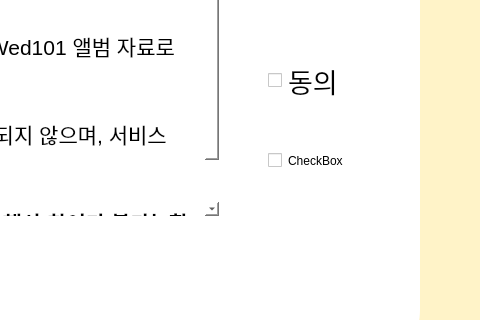
2diotodo/wedding101, file IoT/Jinuk/GUI/QT_screens_UI/mainwindow.ui: the form before one commit; both pictures show x 796 to 1276 and y 523 to 843 of the 1276 by 951 pixel window.
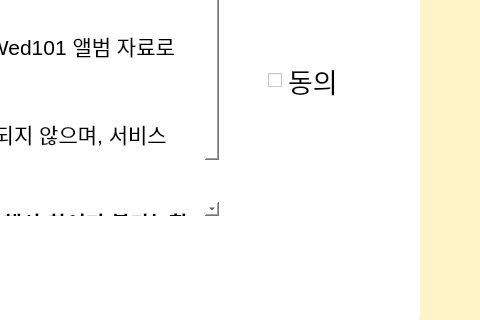
The form after the commit.

Commit message: IoT : [303] 이용 약관 화면 진행 중

The edit to the form file:
```diff
--- a/IoT/Jinuk/GUI/QT_screens_UI/mainwindow.ui
+++ b/IoT/Jinuk/GUI/QT_screens_UI/mainwindow.ui
@@ -598,19 +598,6 @@
          <string/>
         </property>
        </widget>
-       <widget class="QCheckBox" name="checkBox">
-        <property name="geometry">
-         <rect>
-          <x>1000</x>
-          <y>600</y>
-          <width>111</width>
-          <height>71</height>
-         </rect>
-        </property>
-        <property name="text">
-         <string>CheckBox</string>
-        </property>
-       </widget>
       </widget>
      </widget>
      <widget class="QWidget" name="input_page">
```
The commit also changes 2 other files.
